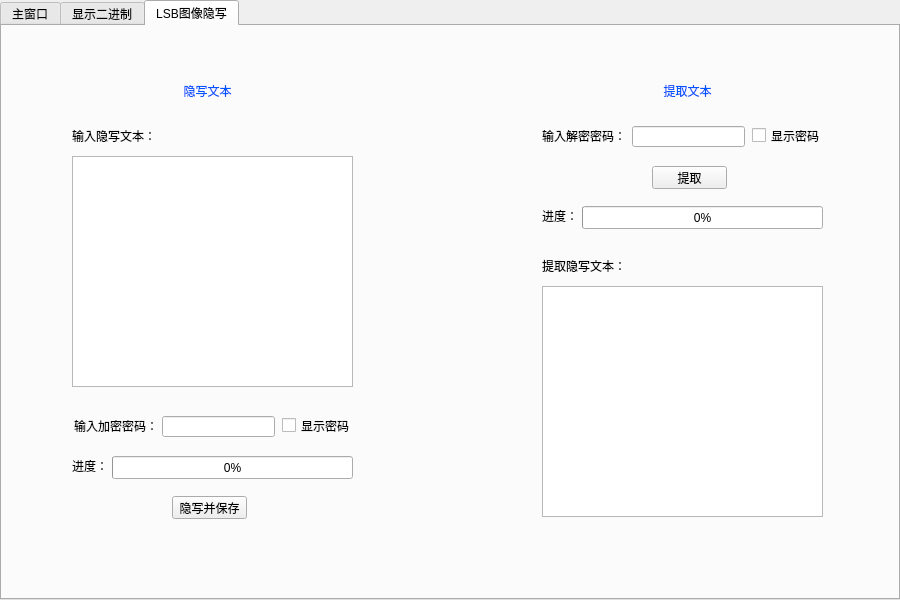
Qt form mainwindow.ui (WoaW04/Misc_steg_tool) before a commit.
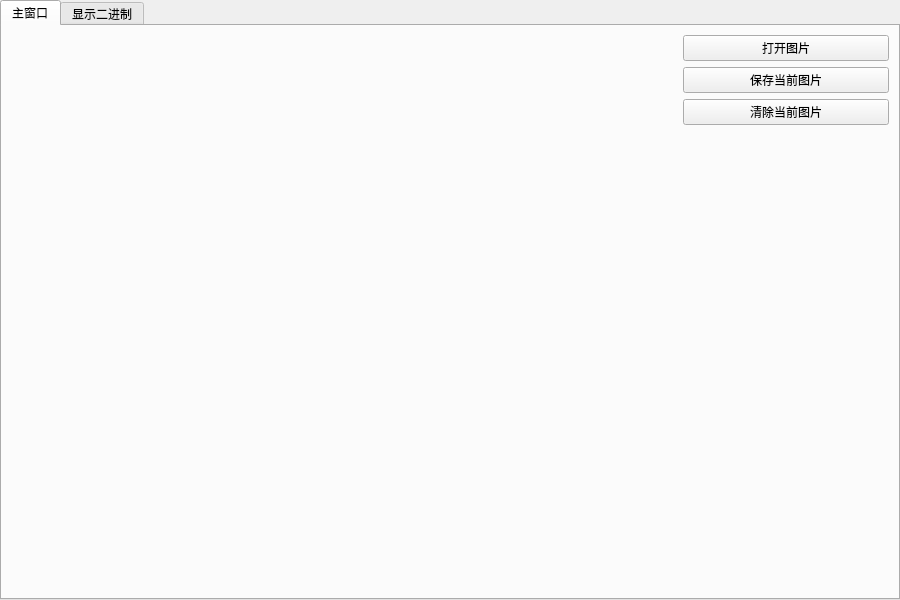
The same form after that commit.

Commit message: 清理了一下ui，lsb的窗口需要重新制作

The edit to the form file:
```diff
--- a/mainwindow.ui
+++ b/mainwindow.ui
@@ -57,7 +57,7 @@
        </sizepolicy>
       </property>
       <property name="currentIndex">
-       <number>2</number>
+       <number>0</number>
       </property>
       <widget class="QWidget" name="MainWindow">
        <property name="sizePolicy">
@@ -158,244 +158,6 @@
         </item>
        </layout>
       </widget>
-      <widget class="QWidget" name="LSBWindow">
-       <attribute name="title">
-        <string>LSB图像隐写</string>
-       </attribute>
-       <widget class="QLabel" name="encodelabel_1">
-        <property name="geometry">
-         <rect>
-          <x>170</x>
-          <y>50</y>
-          <width>71</width>
-          <height>31</height>
-         </rect>
-        </property>
-        <property name="styleSheet">
-         <string notr="true">color: rgb(0, 85, 255);
-font: 12pt &quot;Microsoft YaHei UI&quot;;</string>
-        </property>
-        <property name="text">
-         <string>&lt;html&gt;&lt;head/&gt;&lt;body&gt;&lt;p align=&quot;center&quot;&gt;隐写文本&lt;/p&gt;&lt;/body&gt;&lt;/html&gt;</string>
-        </property>
-        <property name="wordWrap">
-         <bool>false</bool>
-        </property>
-       </widget>
-       <widget class="QLabel" name="encodelabel_2">
-        <property name="geometry">
-         <rect>
-          <x>70</x>
-          <y>100</y>
-          <width>81</width>
-          <height>20</height>
-         </rect>
-        </property>
-        <property name="text">
-         <string>输入隐写文本：</string>
-        </property>
-       </widget>
-       <widget class="QTextEdit" name="encodetextEdit">
-        <property name="geometry">
-         <rect>
-          <x>70</x>
-          <y>130</y>
-          <width>281</width>
-          <height>231</height>
-         </rect>
-        </property>
-       </widget>
-       <widget class="QLabel" name="encodelabel_3">
-        <property name="geometry">
-         <rect>
-          <x>72</x>
-          <y>390</y>
-          <width>81</width>
-          <height>20</height>
-         </rect>
-        </property>
-        <property name="text">
-         <string>输入加密密码：</string>
-        </property>
-       </widget>
-       <widget class="QLineEdit" name="encodelineEdit">
-        <property name="geometry">
-         <rect>
-          <x>160</x>
-          <y>390</y>
-          <width>113</width>
-          <height>21</height>
-         </rect>
-        </property>
-       </widget>
-       <widget class="QPushButton" name="encodepushButton">
-        <property name="geometry">
-         <rect>
-          <x>170</x>
-          <y>470</y>
-          <width>75</width>
-          <height>23</height>
-         </rect>
-        </property>
-        <property name="text">
-         <string>隐写并保存</string>
-        </property>
-       </widget>
-       <widget class="QLabel" name="decodelabel_1">
-        <property name="geometry">
-         <rect>
-          <x>650</x>
-          <y>50</y>
-          <width>71</width>
-          <height>31</height>
-         </rect>
-        </property>
-        <property name="styleSheet">
-         <string notr="true">color: rgb(0, 85, 255);
-font: 12pt &quot;Microsoft YaHei UI&quot;;</string>
-        </property>
-        <property name="text">
-         <string>&lt;html&gt;&lt;head/&gt;&lt;body&gt;&lt;p align=&quot;center&quot;&gt;提取文本&lt;/p&gt;&lt;/body&gt;&lt;/html&gt;</string>
-        </property>
-       </widget>
-       <widget class="QPushButton" name="decodepushButton">
-        <property name="geometry">
-         <rect>
-          <x>650</x>
-          <y>140</y>
-          <width>75</width>
-          <height>23</height>
-         </rect>
-        </property>
-        <property name="text">
-         <string>提取</string>
-        </property>
-       </widget>
-       <widget class="QLabel" name="decodelabel_3">
-        <property name="geometry">
-         <rect>
-          <x>540</x>
-          <y>230</y>
-          <width>81</width>
-          <height>20</height>
-         </rect>
-        </property>
-        <property name="text">
-         <string>提取隐写文本：</string>
-        </property>
-       </widget>
-       <widget class="QLineEdit" name="decodelineEdit">
-        <property name="geometry">
-         <rect>
-          <x>630</x>
-          <y>100</y>
-          <width>113</width>
-          <height>21</height>
-         </rect>
-        </property>
-       </widget>
-       <widget class="QTextEdit" name="decodetextEdit">
-        <property name="geometry">
-         <rect>
-          <x>540</x>
-          <y>260</y>
-          <width>281</width>
-          <height>231</height>
-         </rect>
-        </property>
-       </widget>
-       <widget class="QLabel" name="decodelabel_2">
-        <property name="geometry">
-         <rect>
-          <x>540</x>
-          <y>100</y>
-          <width>81</width>
-          <height>20</height>
-         </rect>
-        </property>
-        <property name="text">
-         <string>输入解密密码：</string>
-        </property>
-       </widget>
-       <widget class="QCheckBox" name="encodecheckBox">
-        <property name="geometry">
-         <rect>
-          <x>280</x>
-          <y>390</y>
-          <width>71</width>
-          <height>19</height>
-         </rect>
-        </property>
-        <property name="text">
-         <string>显示密码</string>
-        </property>
-       </widget>
-       <widget class="QCheckBox" name="decodecheckBox">
-        <property name="geometry">
-         <rect>
-          <x>750</x>
-          <y>100</y>
-          <width>71</width>
-          <height>19</height>
-         </rect>
-        </property>
-        <property name="text">
-         <string>显示密码</string>
-        </property>
-       </widget>
-       <widget class="QProgressBar" name="encodeprogressBar">
-        <property name="geometry">
-         <rect>
-          <x>110</x>
-          <y>430</y>
-          <width>241</width>
-          <height>23</height>
-         </rect>
-        </property>
-        <property name="value">
-         <number>0</number>
-        </property>
-       </widget>
-       <widget class="QLabel" name="encodelabel_4">
-        <property name="geometry">
-         <rect>
-          <x>70</x>
-          <y>430</y>
-          <width>31</width>
-          <height>20</height>
-         </rect>
-        </property>
-        <property name="text">
-         <string>进度：</string>
-        </property>
-       </widget>
-       <widget class="QLabel" name="decodelabel_4">
-        <property name="geometry">
-         <rect>
-          <x>540</x>
-          <y>180</y>
-          <width>31</width>
-          <height>20</height>
-         </rect>
-        </property>
-        <property name="text">
-         <string>进度：</string>
-        </property>
-       </widget>
-       <widget class="QProgressBar" name="decodeprogressBar">
-        <property name="geometry">
-         <rect>
-          <x>580</x>
-          <y>180</y>
-          <width>241</width>
-          <height>23</height>
-         </rect>
-        </property>
-        <property name="value">
-         <number>0</number>
-        </property>
-       </widget>
-      </widget>
      </widget>
     </item>
    </layout>
```
The commit also changes 2 other files.
